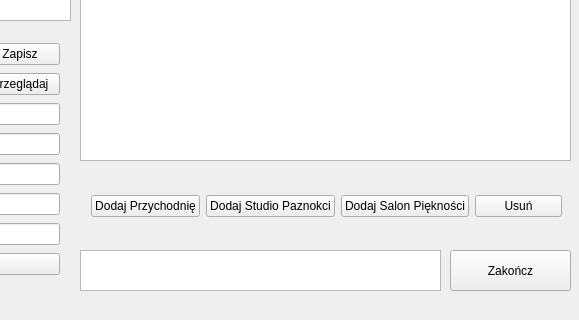
First picture: the form in appviewer.ui, repository katarzynagorska/PROEP3, before the edit; both pictures show x 290 to 869 and y 350 to 670 of the 869 by 670 pixel window.
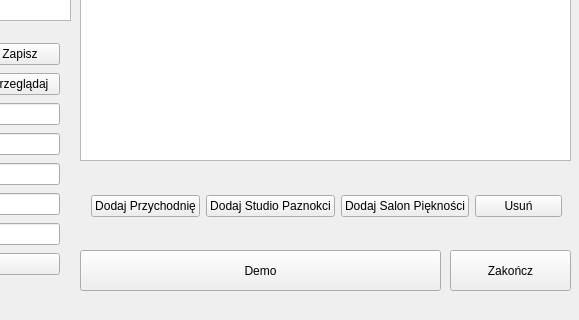
Second picture: the form after the edit.

```diff
--- a/appviewer.ui
+++ b/appviewer.ui
@@ -13,16 +13,6 @@
   <property name="windowTitle">
    <string>AppViewer</string>
   </property>
-  <widget class="QTextBrowser" name="textBrowserMyDebug">
-   <property name="geometry">
-    <rect>
-     <x>370</x>
-     <y>600</y>
-     <width>361</width>
-     <height>41</height>
-    </rect>
-   </property>
-  </widget>
   <widget class="QGraphicsView" name="graphicsView">
    <property name="geometry">
     <rect>
@@ -216,6 +206,19 @@
     <string>Zakończ</string>
    </property>
   </widget>
+  <widget class="QPushButton" name="pushButtonDemo">
+   <property name="geometry">
+    <rect>
+     <x>370</x>
+     <y>600</y>
+     <width>361</width>
+     <height>41</height>
+    </rect>
+   </property>
+   <property name="text">
+    <string>Demo</string>
+   </property>
+  </widget>
  </widget>
  <layoutdefault spacing="6" margin="11"/>
  <resources>
```
